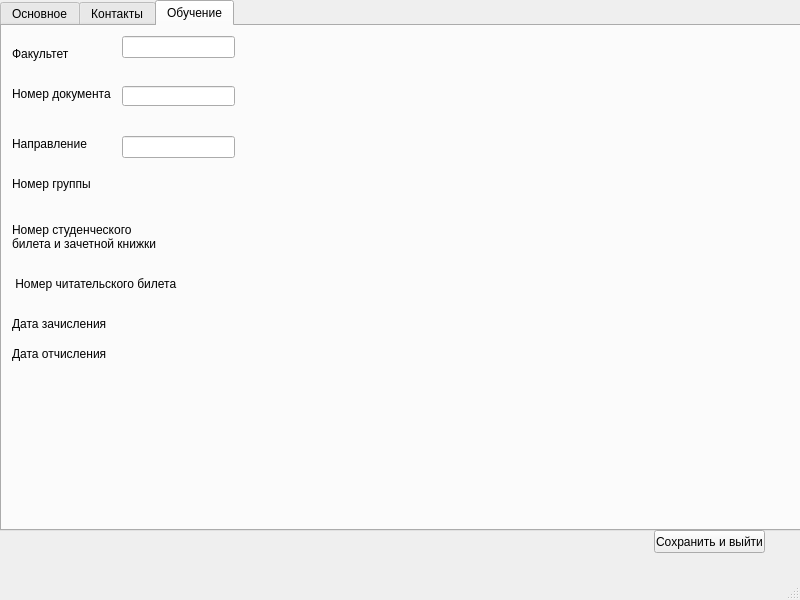
BagrKonstantin/nti_contest_alfa, file stud_card.ui: the form before one commit.
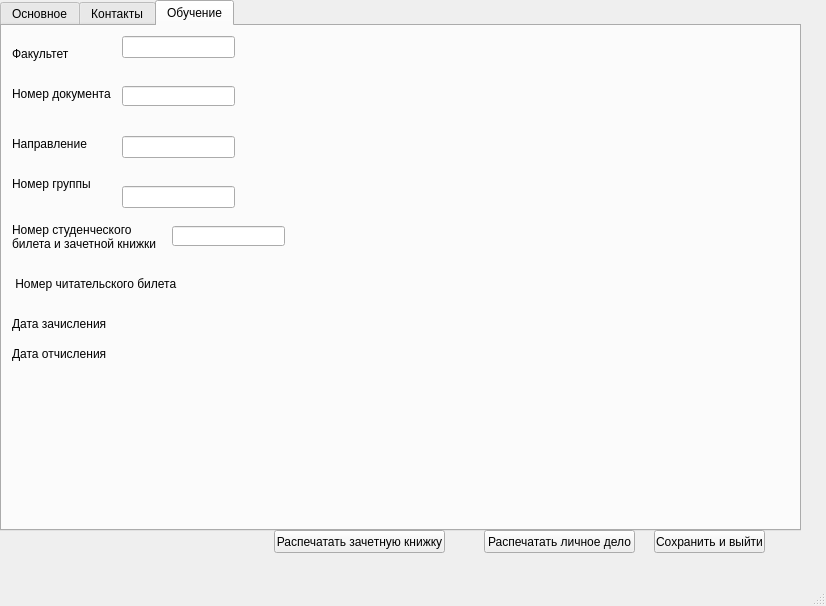
The form after the commit.

Diff of the .ui file:
```diff
--- a/stud_card.ui
+++ b/stud_card.ui
@@ -6,8 +6,8 @@
    <rect>
     <x>0</x>
     <y>0</y>
-    <width>800</width>
-    <height>600</height>
+    <width>826</width>
+    <height>606</height>
    </rect>
   </property>
   <property name="windowTitle">
@@ -639,6 +639,29 @@
        <string>Дата отчисления</string>
       </property>
      </widget>
+     <widget class="QLineEdit" name="lineEdit_group_num">
+      <property name="geometry">
+       <rect>
+        <x>120</x>
+        <y>160</y>
+        <width>113</width>
+        <height>22</height>
+       </rect>
+      </property>
+      <property name="readOnly">
+       <bool>true</bool>
+      </property>
+     </widget>
+     <widget class="QLineEdit" name="lineEdit_num_book">
+      <property name="geometry">
+       <rect>
+        <x>170</x>
+        <y>200</y>
+        <width>113</width>
+        <height>20</height>
+       </rect>
+      </property>
+     </widget>
     </widget>
    </widget>
    <widget class="QPushButton" name="pushButton">
@@ -654,6 +677,62 @@
      <string>Сохранить и выйти</string>
     </property>
    </widget>
+   <widget class="QPushButton" name="pushButton_2">
+    <property name="geometry">
+     <rect>
+      <x>484</x>
+      <y>530</y>
+      <width>151</width>
+      <height>23</height>
+     </rect>
+    </property>
+    <property name="text">
+     <string>Распечатать личное дело</string>
+    </property>
+   </widget>
+   <widget class="QComboBox" name="comboBox_form_of_edu">
+    <property name="geometry">
+     <rect>
+      <x>3000</x>
+      <y>560</y>
+      <width>51</width>
+      <height>22</height>
+     </rect>
+    </property>
+   </widget>
+   <widget class="QLineEdit" name="lineEdit_teach_form">
+    <property name="geometry">
+     <rect>
+      <x>1840</x>
+      <y>130</y>
+      <width>113</width>
+      <height>20</height>
+     </rect>
+    </property>
+   </widget>
+   <widget class="QLineEdit" name="lineEdit_place_birth_2">
+    <property name="geometry">
+     <rect>
+      <x>1830</x>
+      <y>170</y>
+      <width>113</width>
+      <height>20</height>
+     </rect>
+    </property>
+   </widget>
+   <widget class="QPushButton" name="pushButton_3">
+    <property name="geometry">
+     <rect>
+      <x>274</x>
+      <y>530</y>
+      <width>171</width>
+      <height>23</height>
+     </rect>
+    </property>
+    <property name="text">
+     <string>Распечатать зачетную книжку</string>
+    </property>
+   </widget>
   </widget>
   <widget class="QMenuBar" name="menubar">
    <property name="geometry">
```
Left out of the diff: 2 changed lines with no effect on the pictures.
